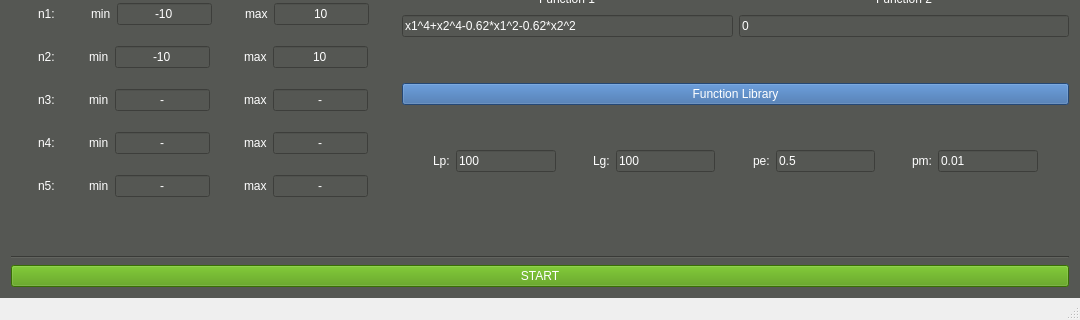
Old version of the form uic/optimizationmainwindow.ui in the repository AdamKrzykala/Optimization; both pictures show x 0 to 1080 and y 400 to 720 of the 1080 by 720 pixel window.
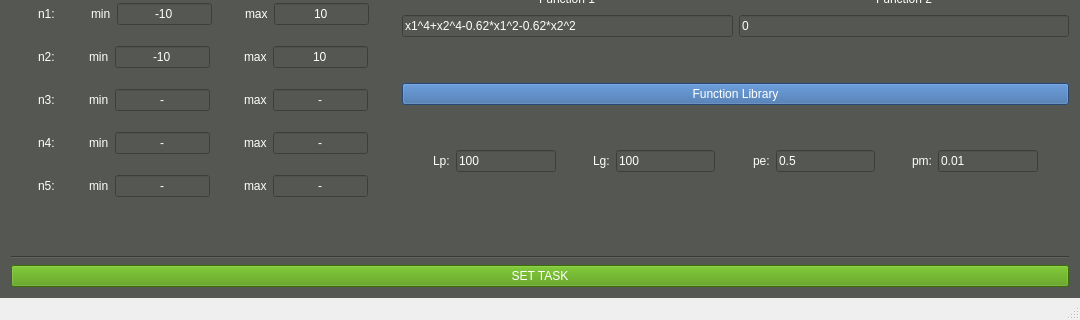
New version of the form. Icons and pictures are not drawn.

Diff of the .ui file:
```diff
--- a/uic/optimizationmainwindow.ui
+++ b/uic/optimizationmainwindow.ui
@@ -1273,7 +1273,7 @@
 font: 25 20pt &quot;Ubuntu&quot;;</string>
       </property>
       <property name="text">
-       <string>START</string>
+       <string>SET TASK</string>
       </property>
      </widget>
     </item>
```
Left out of the diff: 2 changed lines with no effect on the pictures.
